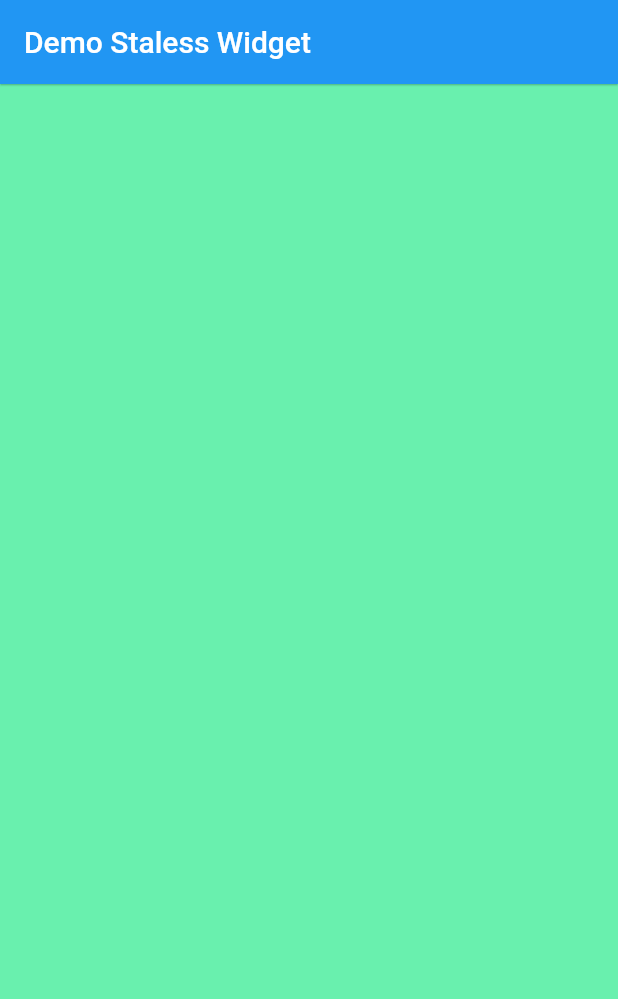
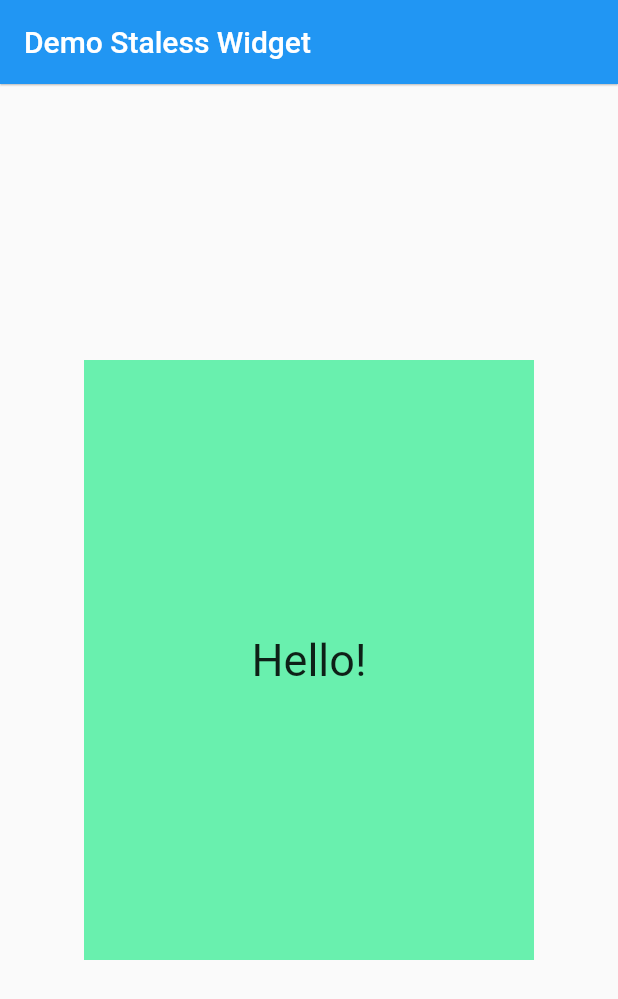
Before and after one commit to frizio/demo_rectangle, a Flutter app: the screen it shows after launch, on a phone screen of 412 x 824 dp. Shown: the top 999 px of the screen. Run offline on Flutter 3.47's test engine with Material 2 defaults, Android fonts, the phone set to English and light mode, and no system bars.

Commit message:
HelloRectangle as stateless widget

```diff
--- a/lib/main.dart
+++ b/lib/main.dart
@@ -1,11 +1,4 @@
 import 'package:flutter/material.dart';
-
-Widget helloRectangle() {
-  return Container(
-    color: Colors.greenAccent
-    ,
-  );
-}
 
 void main() {
   runApp(
@@ -16,8 +9,24 @@ void main() {
           elevation: 0.5,
           title: Text('Demo Staless Widget'),
         ),
-        body: helloRectangle(),
+        body: HelloRectangle(),
       ),
     ),
   );
 }
+
+class HelloRectangle extends StatelessWidget {
+  @override
+  Widget build(BuildContext context) {
+    return Center(
+      child: Container(
+        color: Colors.greenAccent,
+        height: 400.0,
+        width: 300.0,
+        child: Center(
+          child: Text('Hello!', style: TextStyle(fontSize: 30.0)),
+        ),
+      ),
+    );
+  }
+}
```
